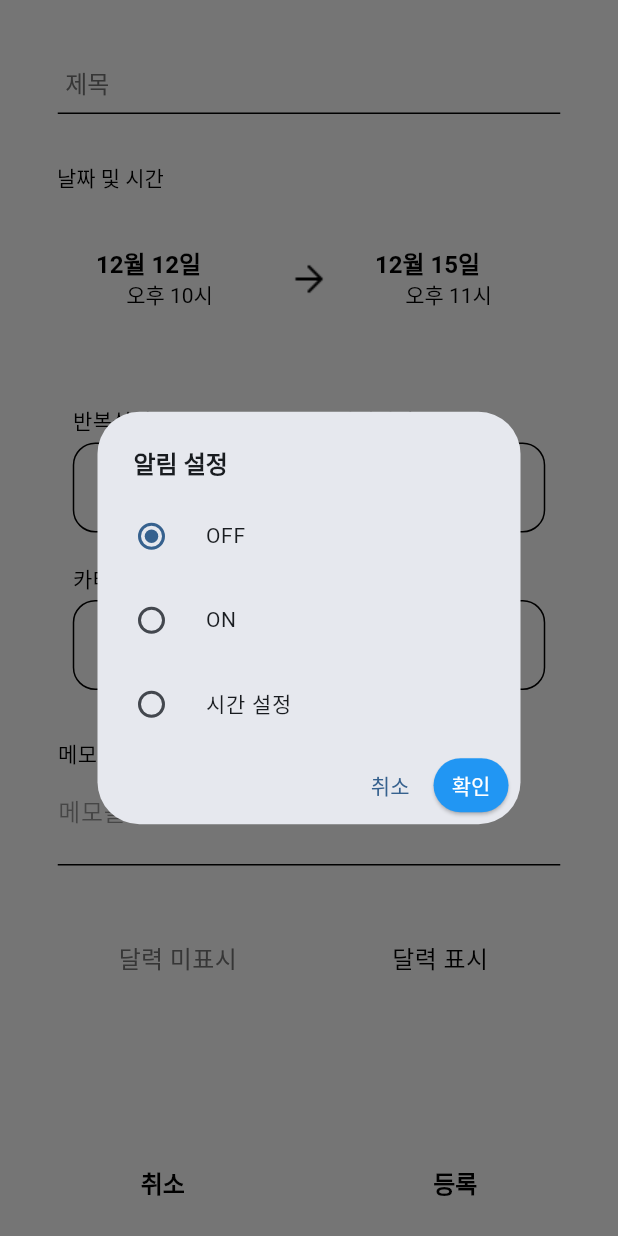
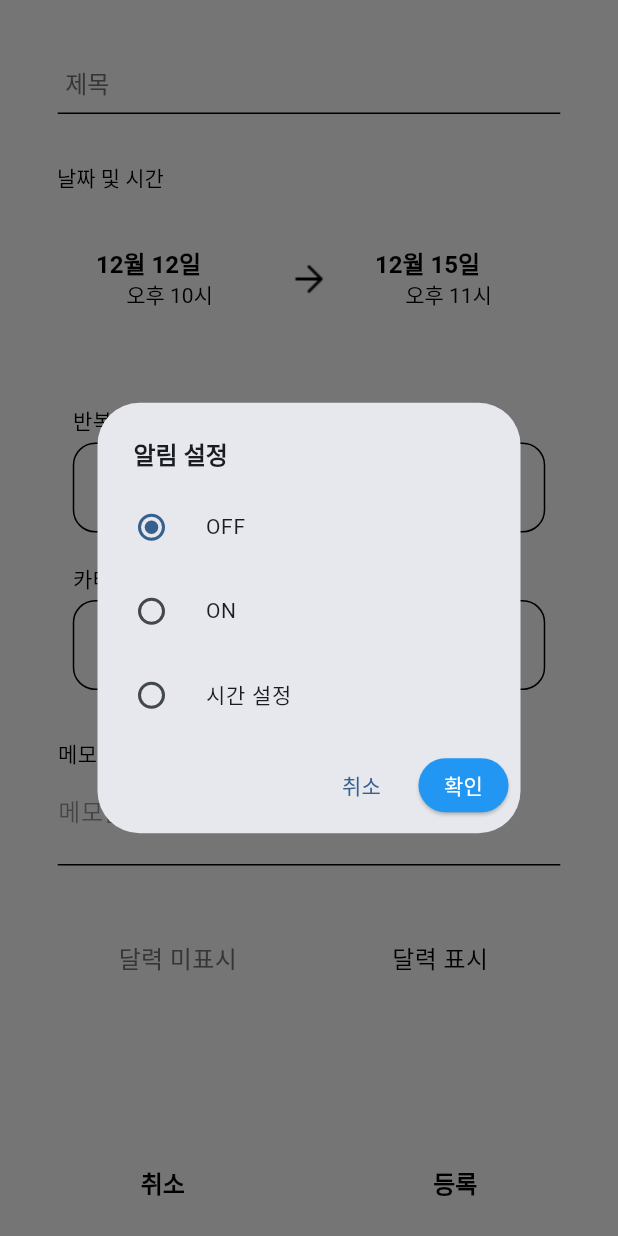
Before and after one commit to woodool/scheduleapp, a Flutter app: the AddSchedulePage screen opened directly, after a tap on "OFF", on a phone screen of 412 x 824 dp. Run offline on Flutter 3.47's test engine with Material 3 defaults, Android fonts, the phone set to English and light mode, and no system bars; Roboto replaces fonts that are missing (Pretendard).

Commit message:
알림설정5

```diff
--- a/schedule/lib/features/schedule/presentation/widgets/notification_setting_box.dart
+++ b/schedule/lib/features/schedule/presentation/widgets/notification_setting_box.dart
@@ -173,9 +173,8 @@ class NotificationSettingBox extends StatelessWidget {
                 Navigator.of(context).pop();
               },
               style: TextButton.styleFrom(
-                padding: const EdgeInsets.symmetric(horizontal: 8),
-                minimumSize: Size.zero,
-                tapTargetSize: MaterialTapTargetSize.shrinkWrap,
+                padding: const EdgeInsets.symmetric(horizontal: 16, vertical: 8),
+                minimumSize: const Size(60, 36),
               ),
               child: const Text('취소', style: TextStyle(fontSize: 14)),
             ),
@@ -190,9 +189,8 @@ class NotificationSettingBox extends StatelessWidget {
               style: ElevatedButton.styleFrom(
                 backgroundColor: Colors.blue,
                 foregroundColor: Colors.white,
-                padding: const EdgeInsets.symmetric(horizontal: 12, vertical: 8),
-                minimumSize: Size.zero,
-                tapTargetSize: MaterialTapTargetSize.shrinkWrap,
+                padding: const EdgeInsets.symmetric(horizontal: 16, vertical: 8),
+                minimumSize: const Size(60, 36),
               ),
               child: const Text('확인', style: TextStyle(fontSize: 14)),
             ),
```
